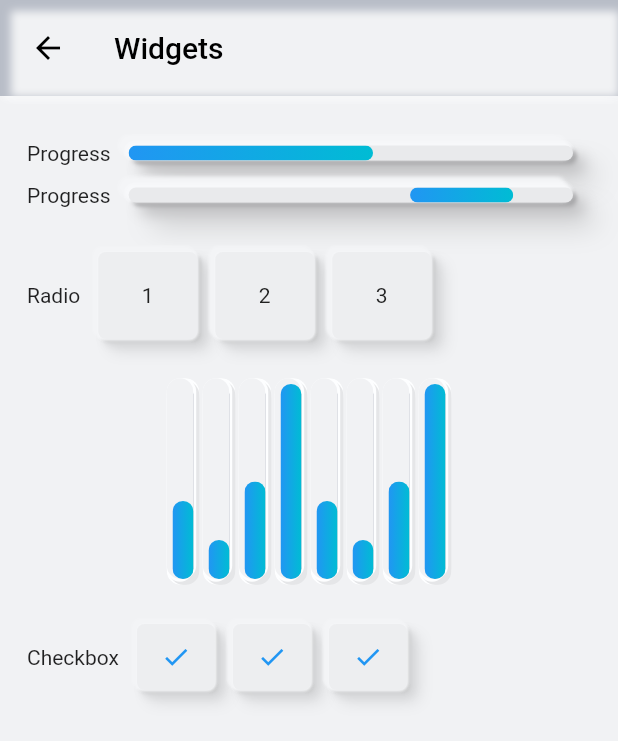
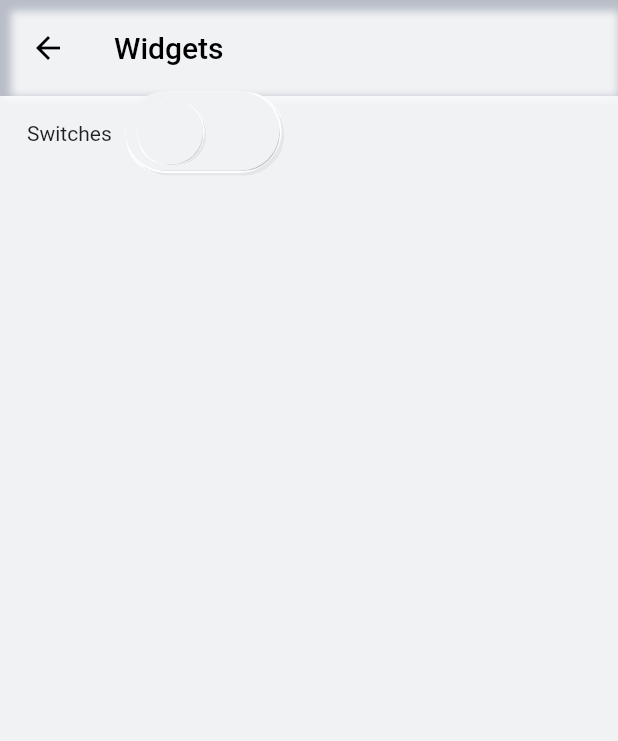
Before and after one commit to Idean/Flutter-Neumorphic, a Flutter app: the WidgetsPage screen opened directly, on a phone screen of 412 x 824 dp. Shown: the top 741 px of the screen. Run offline on Flutter 3.47's test engine with Material 2 defaults, Android fonts, the phone set to English and light mode, and no system bars; statements that could not run were skipped.

Commit message:
Implemented NeomorphicSwitch

```diff
--- a/example/lib/widgets.dart
+++ b/example/lib/widgets.dart
@@ -11,6 +11,7 @@ class WidgetsPage extends StatefulWidget {
 
 class _ContainersListPageState extends State<WidgetsPage> {
   int _groupValue;
+  bool _switchEnable = false;
 
   Widget _buildProgress() {
     return Row(
@@ -194,6 +195,25 @@ class _ContainersListPageState extends State<WidgetsPage> {
     );
   }
 
+  Widget _buildSwitches() {
+    return Row(
+      children: <Widget>[
+        Text("Switches"),
+        SizedBox(width: 12),
+        NeumorphicSwitch(
+          value: _switchEnable,
+          style: const NeumorphicSwitchStyle(),
+          onChanged: (value) {
+            setState(() {
+              _switchEnable = value;
+            });
+          },
+        ),
+        SizedBox(width: 12),
+      ],
+    );
+  }
+
   @override
   Widget build(BuildContext context) {
     return NeumorphicThemeProvider(
@@ -231,16 +251,18 @@ class _ContainersListPageState extends State<WidgetsPage> {
                   mainAxisAlignment: MainAxisAlignment.start,
                   mainAxisSize: MainAxisSize.max,
                   children: <Widget>[
-                    SizedBox(height: 30),
-                    _buildProgress(),
-                    SizedBox(height: 12),
-                    _buildIndeterminateProgress(),
-                    SizedBox(height: 30),
-                    _buildRadios(),
-                    SizedBox(height: 30),
-                    _buildIndicators(),
-                    SizedBox(height: 30),
-                    _buildChecks(),
+                    //SizedBox(height: 30),
+                    //_buildProgress(),
+                    //SizedBox(height: 12),
+                    //_buildIndeterminateProgress(),
+                    //SizedBox(height: 30),
+                    //_buildRadios(),
+                    //SizedBox(height: 30),
+                    //_buildIndicators(),
+                    //SizedBox(height: 30),
+                    //_buildChecks(),
+                    //SizedBox(height: 30),
+                    _buildSwitches(),
                     SizedBox(height: 30),
                   ],
                 ),
--- a/lib/flutter_neumorphic.dart
+++ b/lib/flutter_neumorphic.dart
@@ -4,6 +4,7 @@ export 'colors.dart';
 export 'widget/container.dart';
 export 'widget/button.dart';
 export 'widget/radio.dart';
+export 'widget/switch.dart';
 export 'widget/indicator.dart';
 export 'widget/checkbox.dart';
 export 'widget/progress.dart';
--- /dev/null
+++ b/lib/widget/switch.dart
@@ -0,0 +1,132 @@
+import 'package:flutter/widgets.dart';
+import 'package:flutter_neumorphic/NeumorphicBoxShape.dart';
+import 'package:flutter_neumorphic/flutter_neumorphic.dart';
+
+typedef void NeumorphicSwitchListener<T>(T value);
+
+class NeumorphicSwitchStyle {
+  final double depth;
+  final Color activeTrackColor;
+  final Color inactiveTrackColor;
+  final Color activeThumbColor;
+  final Color inactiveThumbColor;
+
+  const NeumorphicSwitchStyle(
+      {this.depth = -3,
+      this.activeTrackColor = NeumorphicColors.accent,
+      this.inactiveTrackColor = NeumorphicColors.background,
+      this.activeThumbColor = NeumorphicColors.background,
+      this.inactiveThumbColor = NeumorphicColors.background});
+}
+
+class NeumorphicSwitch extends StatefulWidget {
+  final bool value;
+  final ValueChanged<bool> onChanged;
+  final NeumorphicSwitchStyle style;
+
+  const NeumorphicSwitch({
+    this.style,
+    Key key,
+    this.value = false,
+    this.onChanged,
+  }) : super(key: key);
+
+  @override
+  _NeumorphicSwitchState createState() => _NeumorphicSwitchState();
+}
+
+class _NeumorphicSwitchState extends State<NeumorphicSwitch>
+    with SingleTickerProviderStateMixin {
+  Animation<Alignment> animation;
+  AnimationController controller;
+
+  @override
+  void initState() {
+    super.initState();
+    controller = AnimationController(
+        duration: const Duration(milliseconds: 200), vsync: this);
+    animation = Tween<Alignment>(
+            begin: Alignment.centerLeft, end: Alignment.centerRight)
+        .animate(controller);
+  }
+
+  @override
+  Widget build(BuildContext context) {
+    final NeumorphicTheme theme =
+        NeumorphicThemeProvider.findNeumorphicTheme(context);
+    final trackColor = widget.value == false
+        ? widget.style.inactiveTrackColor ?? theme.baseColor
+        : widget.style.activeTrackColor ?? theme.accentColor;
+    return SizedBox(
+      height: 50,
+      width: 100,
+      child: Neumorphic(
+        shape: NeumorphicBoxShape.stadium(),
+        style: NeumorphicStyle(
+            depth: widget.style.depth,
+            shape: NeumorphicShape.emboss,
+            baseColor: trackColor),
+        child: ClipRRect(
+          clipBehavior: Clip.antiAlias,
+          borderRadius: NeumorphicBoxShape.stadium().borderRadius,
+          child: GestureDetector(
+            onTap: () {
+              // animation breaking prevention
+              if (controller.isAnimating) {
+                return;
+              }
+              if (widget.value == false) {
+                controller.forward();
+                widget.onChanged(true);
+              } else {
+                controller.reverse();
+                widget.onChanged(false);
+              }
+            },
+            child: AnimatedThumb(
+              animation: animation,
+            ),
+          ),
+        ),
+      ),
+    );
+  }
+
+  @override
+  void dispose() {
+    controller.dispose();
+    super.dispose();
+  }
+}
+
+class AnimatedThumb extends AnimatedWidget {
+  AnimatedThumb({Key key, Animation<Alignment> animation})
+      : super(key: key, listenable: animation);
+
+  @override
+  Widget build(BuildContext context) {
+    final animation = listenable as Animation<Alignment>;
+    return Container(
+      height: 40,
+      width: 100,
+      child: Align(
+        alignment: animation.value,
+        child: ClipRRect(
+          clipBehavior: Clip.antiAlias,
+          borderRadius: NeumorphicBoxShape.stadium().borderRadius,
+          child: Neumorphic(
+            shape: NeumorphicBoxShape.circle(),
+            style: NeumorphicStyle(
+                shape: NeumorphicShape.emboss,
+                depth: -2,
+                baseColor: NeumorphicColors.background),
+            child: SizedBox(
+              height: 40,
+              width: 40,
+            ),
+          ),
+        ),
+      ),
+    );
+  }
+}
--- a/pubspec.yaml
+++ b/pubspec.yaml
@@ -5,7 +5,7 @@ author: Florent Champigny <champigny.florent@gmail.com>
 homepage: https://github.com/florent37/Flutter-Neumorphic
 
 environment:
-  sdk: ">=2.1.0 <3.0.0"
+  sdk: ">=2.3.0 <3.0.0"
 
 dependencies:
   flutter:
```
